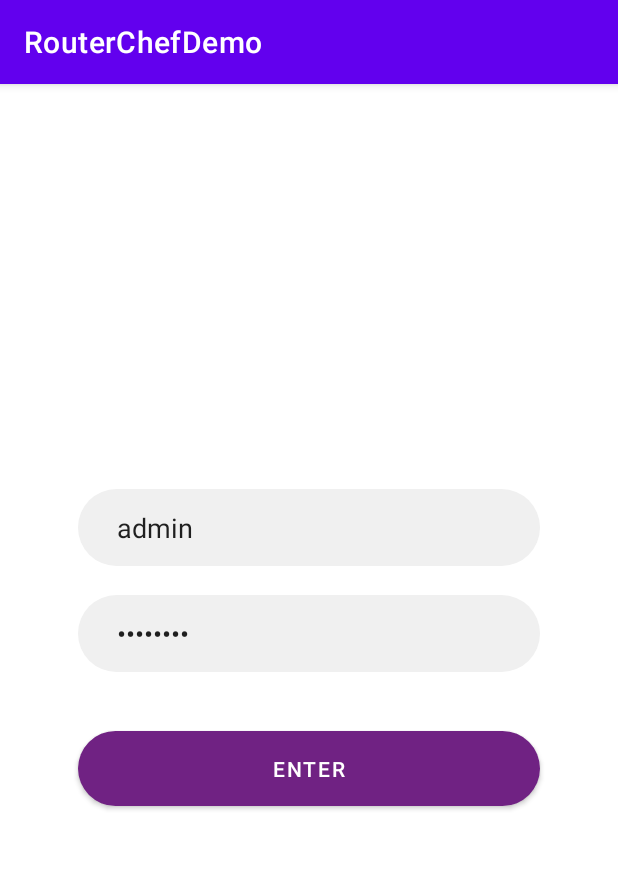
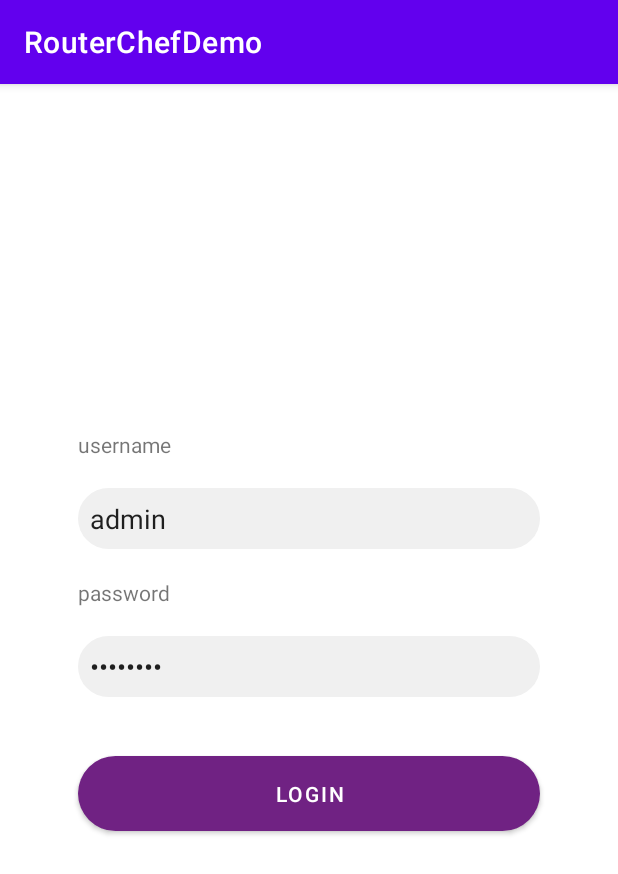
Before and after one commit to WEAndroidDevTeam/RouterChefDemo, an Android app: the screen it shows after launch (MainActivity), on a phone screen of 412 x 824 dp. Shown: the top 874 px of the screen. Run offline under Robolectric (Android 15) with nearby library versions, the phone set to English and light mode, and no system bars; our stand-ins replace sdp/ssp sizes.

Commit message:
[finished]

```diff
--- a/app/src/main/AndroidManifest.xml
+++ b/app/src/main/AndroidManifest.xml
@@ -25,6 +25,9 @@
             </intent-filter>
         </activity>
         <activity
+            android:name=".FeaturesActivity">
+        </activity>
+        <activity
             android:name=".RouterDataActivity">
         </activity>
     </application>
--- /dev/null
+++ b/app/src/main/java/com/example/routerchefdemo/Constants.kt
@@ -0,0 +1,7 @@
+package com.example.routerchefdemo
+
+import android.webkit.WebView
+
+object Constants {
+    lateinit var webview: WebView
+}
--- a/app/src/main/java/com/example/routerchefdemo/MainActivity.kt
+++ b/app/src/main/java/com/example/routerchefdemo/MainActivity.kt
@@ -1,6 +1,7 @@
 package com.example.routerchefdemo
 
 import android.annotation.SuppressLint
+import android.content.Intent
 import android.net.http.SslError
 import android.os.Bundle
 import android.view.View
@@ -8,7 +9,7 @@ import android.webkit.*
 import android.widget.Toast
 import androidx.appcompat.app.AppCompatActivity
 import com.example.routerchefdemo.databinding.ActivityMainBinding
-
+import com.example.routerchefdemo.Constants.webview as webView
 
 class MainActivity : AppCompatActivity() {
 
@@ -19,8 +20,10 @@ class MainActivity : AppCompatActivity() {
         val view: View = binding.root
         setContentView(view)
 
-        binding.bLogin.setOnClickListener {
-            val settings = binding.webView.settings
+
+        Constants.webview = WebView(this)
+
+        val settings = webView.settings
         settings.javaScriptEnabled = true
         settings.domStorageEnabled = true
         settings.databaseEnabled = true
@@ -30,12 +33,11 @@ class MainActivity : AppCompatActivity() {
         settings.useWideViewPort = true
         settings.setAppCacheEnabled(false)
 
-            binding.webView.addJavascriptInterface(this, "Android")
+        webView.addJavascriptInterface(this, "Android")
 
-            binding.webView.webViewClient = object : WebViewClient() {
+        webView.webViewClient = object : WebViewClient() {
             override fun onPageFinished(view: WebView?, url: String?) {
                 super.onPageFinished(view, url)
-                    binding.webView.evaluateJavascript(getLoginScript(binding.etUsername.text.toString(), binding.etPassword.text.toString()), null)
             }
 
             override fun shouldOverrideUrlLoading(
@@ -54,11 +56,19 @@ class MainActivity : AppCompatActivity() {
                 handler?.proceed()
             }
         }
-            binding.webView.loadUrl("https://192.168.1.1/")
+        webView.loadUrl("https://192.168.1.1/")
+
+        binding.bLogin.setOnClickListener {
+            webView.evaluateJavascript(
+                getLoginScript(
+                    binding.etUsername.text.toString(),
+                    binding.etPassword.text.toString()
+                ), null
+            )
         }
     }
 
-    fun getLoginScript(str: String, str2: String): String {
+    fun getLoginScript(username: String, password: String): String {
         return ("javascript: " +
                 "var delay = ( function() {" +
                 "    var timer = 0;" +
@@ -67,20 +77,38 @@ class MainActivity : AppCompatActivity() {
                 "        timer = setTimeout(callback, ms);" +
                 "    };" +
                 "})();" +
-                "delay(function(){" +
 
-                "if (document.getElementsByName('Password')[0]) { Android.callbackHandle('failed');}" +
-                "else { Android.callbackHandle('succeeded'); }" +
+                // Login into Setup home page
+                "function Login(username , password) {" +
+                "  document.querySelector('#index_username').value=username ;" +
+                "  document.querySelector('#password').value=password;" +
+                "  document.querySelector('#loginbtn').click();" +
+                "}" +
 
-                "}, 5000 ); " +
+                // Enter into WLAN Setup
+                "function WlanSetupSection() {" +
+                "    document.querySelector('.wifi_user_status.text_center').click();" +
+                "}" +
 
-                "document.getElementsByName('Username')[0].value = '$str'; " +
-                "document.getElementsByName('Password')[0].value = '$str2'; " +
-                "document.getElementById('btnLogin').click();")
+                "Login('$username', '$password');" +
+                "Android.callbackHandle('logged in');")
     }
+
 
     @JavascriptInterface
     public fun callbackHandle(str: String) {
         Toast.makeText(this, str, Toast.LENGTH_LONG).show()
+        when (str) {
+            "logged in" -> startActivity(Intent(this, FeaturesActivity::class.java))
+            "navigate" -> startActivity(Intent(this, RouterDataActivity::class.java))
+            else -> {
+//                finishAffinity()
+//                System.exit(0)
+//                finishAffinity()
+//                System.exit(0)
+//                finishAffinity()
+//                System.exit(0)
             }
         }
+    }
+}
--- a/app/src/main/res/layout/activity_main.xml
+++ b/app/src/main/res/layout/activity_main.xml
@@ -1,6 +1,5 @@
 <?xml version="1.0" encoding="utf-8"?>
-<androidx.constraintlayout.widget.ConstraintLayout
-    xmlns:android="http://schemas.android.com/apk/res/android"
+<androidx.constraintlayout.widget.ConstraintLayout xmlns:android="http://schemas.android.com/apk/res/android"
     xmlns:app="http://schemas.android.com/apk/res-auto"
     xmlns:tools="http://schemas.android.com/tools"
     android:layout_width="match_parent"
@@ -14,67 +13,78 @@
         android:orientation="horizontal"
         app:layout_constraintGuide_percent="0.30" />
 
+    <TextView
+        android:id="@+id/tv_username"
+        android:layout_width="match_parent"
+        android:layout_height="wrap_content"
+        android:layout_marginHorizontal="@dimen/_40sdp"
+        android:text="@string/user_name"
+        app:layout_constraintStart_toStartOf="parent"
+        app:layout_constraintTop_toBottomOf="@id/guideline" />
+
     <EditText
         android:id="@+id/et_username"
         android:layout_width="0dp"
         android:layout_height="wrap_content"
-        android:textAlignment="viewStart"
-        android:inputType="text"
-        android:textSize="@dimen/_14ssp"
-        android:hint="@string/user_name"
-        android:text="admin"
-        android:textColorHint="@color/black"
+        android:layout_marginStart="@dimen/_40sdp"
+        android:layout_marginTop="@dimen/_15sdp"
+        android:layout_marginEnd="@dimen/_40sdp"
+        android:padding="@dimen/_6sdp"
         android:background="@drawable/edit_text_background"
         android:backgroundTint="@color/light_grey"
-        android:padding="@dimen/_10sdp"
-        android:paddingStart="@dimen/_20sdp"
-        android:layout_marginTop="@dimen/_30sdp"
-        android:layout_marginStart="@dimen/_40sdp"
-        android:layout_marginEnd="@dimen/_40sdp"
+        android:hint="@string/user_name"
+        android:inputType="text"
         android:maxLines="1"
-        app:layout_constraintTop_toBottomOf="@id/guideline"
+        android:text="admin"
+        android:textAlignment="viewStart"
+        android:textColorHint="@color/black"
+        android:textSize="@dimen/_14ssp"
+        app:layout_constraintEnd_toEndOf="parent"
         app:layout_constraintStart_toStartOf="parent"
-        app:layout_constraintEnd_toEndOf="parent"
-        app:layout_constraintBottom_toTopOf="@id/et_password"
+        app:layout_constraintTop_toBottomOf="@id/tv_username"
         tools:ignore="RtlSymmetry" />
+
+    <TextView
+        android:id="@+id/tv_password"
+        android:layout_width="match_parent"
+        android:layout_height="wrap_content"
+        android:layout_marginHorizontal="@dimen/_40sdp"
+        android:layout_marginTop="@dimen/_15sdp"
+        android:text="@string/password"
+        app:layout_constraintStart_toStartOf="parent"
+        app:layout_constraintTop_toBottomOf="@id/et_username" />
 
     <EditText
         android:id="@+id/et_password"
         android:layout_width="0dp"
         android:layout_height="wrap_content"
+        android:layout_marginTop="@dimen/_15sdp"
+        android:autofillHints="@string/password"
+        android:background="@drawable/edit_text_background"
+        android:backgroundTint="@color/light_grey"
+        android:hint="@string/password"
+        android:inputType="textPassword"
+        android:padding="@dimen/_6sdp"
+        android:text="28939283"
         android:textAlignment="viewStart"
-        android:inputType="textPassword"
+        android:textColorHint="@color/black"
         android:textSize="@dimen/_14ssp"
-        android:hint="@string/password"
-        android:autofillHints="@string/password"
-        android:text="08902015"
-        android:textColorHint="@color/black"
-        android:backgroundTint="@color/light_grey"
-        android:background="@drawable/edit_text_background"
-        android:padding="@dimen/_10sdp"
-        android:paddingStart="@dimen/_20sdp"
-        android:layout_marginTop="@dimen/_15sdp"
-        app:layout_constraintTop_toBottomOf="@id/et_username"
+        app:layout_constraintEnd_toEndOf="@id/et_username"
         app:layout_constraintStart_toStartOf="@id/et_username"
-        app:layout_constraintEnd_toEndOf="@id/et_username"
+        app:layout_constraintTop_toBottomOf="@id/tv_password"
         tools:ignore="RtlSymmetry" />
 
     <com.google.android.material.button.MaterialButton
         android:id="@+id/b_login"
         android:layout_width="0dp"
         android:layout_height="wrap_content"
-        android:text="@string/enter"
-        app:backgroundTint="@color/purple"
-        android:padding="@dimen/_7sdp"
         android:layout_marginTop="@dimen/_30sdp"
         android:background="@drawable/edit_text_background"
+        android:padding="@dimen/_7sdp"
+        android:text="login"
+        app:backgroundTint="@color/purple"
         app:layout_constraintEnd_toEndOf="@id/et_username"
         app:layout_constraintStart_toStartOf="@id/et_username"
         app:layout_constraintTop_toBottomOf="@id/et_password" />
-<WebView
-    android:layout_width="match_parent"
-    android:layout_height="match_parent"
-    app:layout_constraintTop_toBottomOf="@id/b_login"
-    android:id="@+id/webView"
-    android:visibility="invisible"/>
+
 </androidx.constraintlayout.widget.ConstraintLayout>
```
Also changed, not shown: app/src/main/java/com/example/routerchefdemo/FeaturesActivity.kt (added, +39 -0 lines), app/src/main/java/com/example/routerchefdemo/RouterDataActivity.kt (+20 -20 lines), app/src/main/res/layout/activity_features.xml (added, +29 -0 lines), app/src/main/res/layout/activity_router_data.xml (+82 -5 lines). Lines whose indentation alone changed are shown as unchanged.
